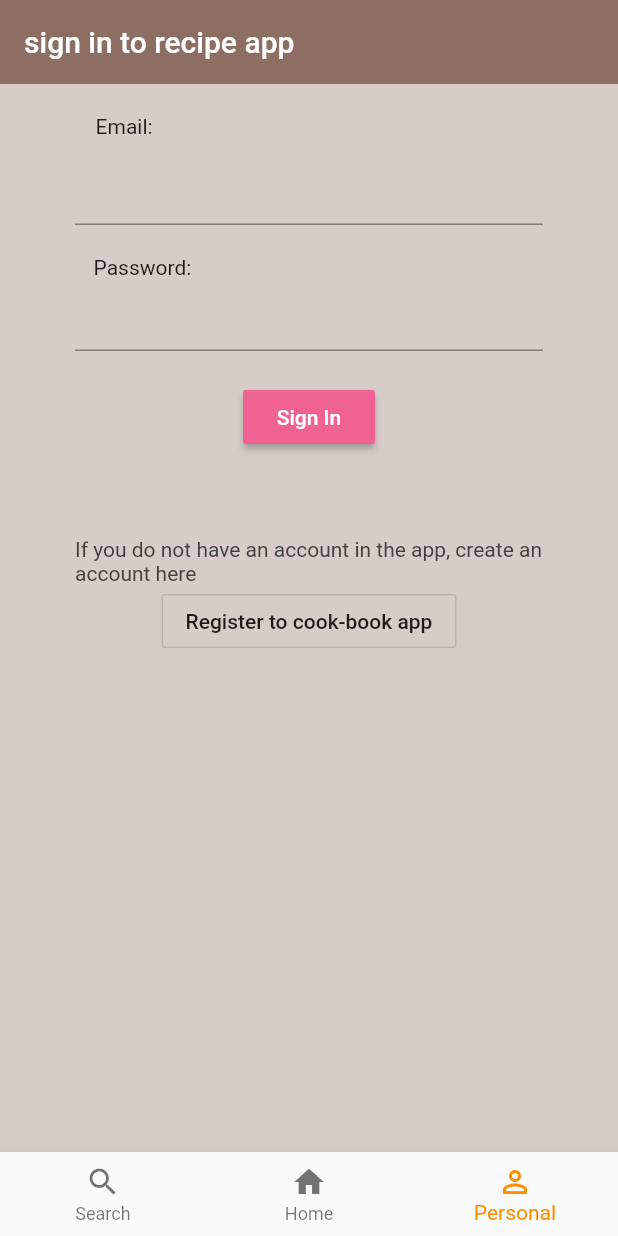
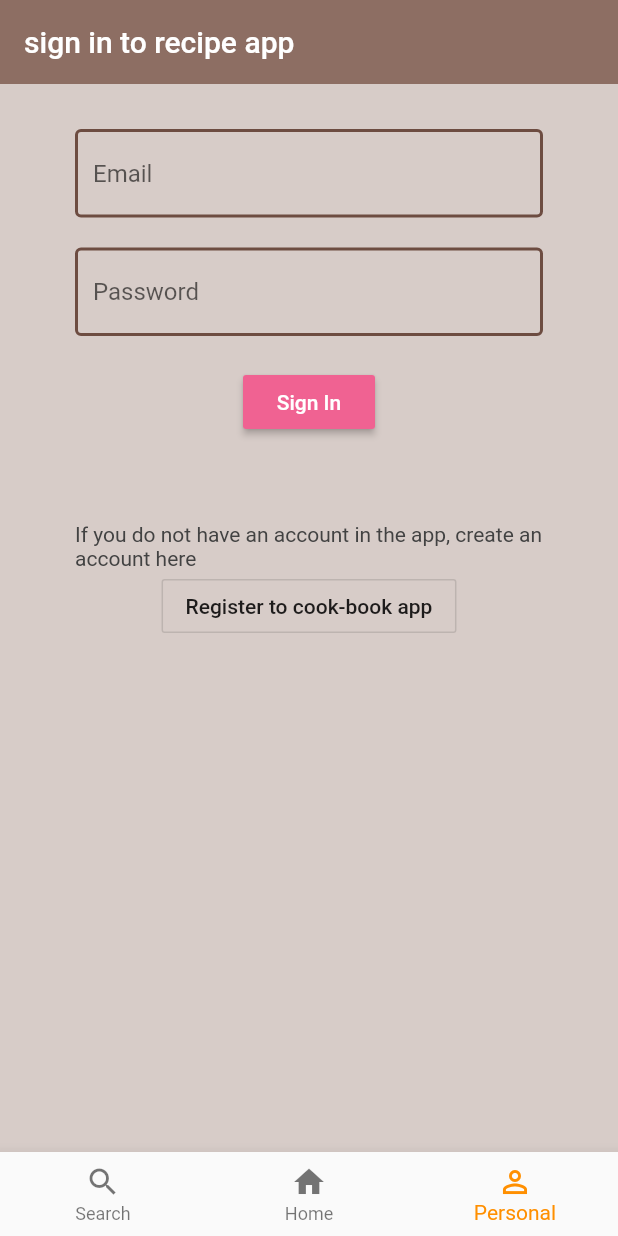
Before and after one commit to shirgoldberger/recipes_app, a Flutter app: the screen it shows after launch, item 3 of the bottom bar chosen, on a phone screen of 412 x 824 dp. Run offline on Flutter 3.47's test engine with Material 2 defaults, Android fonts, the phone set to English and light mode, and no system bars; our stand-ins replace cloud_firestore, firebase_auth, flutter_spinkit; accounts and stored records are empty.

Commit message:
load page

```diff
--- a/lib/personal/sigh_in.dart
+++ b/lib/personal/sigh_in.dart
@@ -1,5 +1,6 @@
 import 'package:flutter/material.dart';
 import 'package:recipes_app/services/auth.dart';
+import 'package:recipes_app/shared_screen/loading.dart';
 
 class SignIn extends StatefulWidget {
   final Function toggleView;
@@ -12,13 +13,16 @@ class SignIn extends StatefulWidget {
 class _SignInState extends State<SignIn> {
   final AuthService _auth = AuthService();
   final _formKey = GlobalKey<FormState>();
+  bool loading = false;
   //text field state
   String email = '';
   String password = '';
   String error = '';
   @override
   Widget build(BuildContext context) {
-    return Scaffold(
+    return loading
+        ? Loading()
+        : Scaffold(
             backgroundColor: Colors.brown[100],
             appBar: AppBar(
               backgroundColor: Colors.brown[400],
@@ -31,20 +35,21 @@ class _SignInState extends State<SignIn> {
                   key: _formKey,
                   child: Column(
                     children: <Widget>[
-                Container(
-                  child: Align(
-                    alignment: Alignment(-0.9, -0.1),
-                    child: Text(
-                      'Email:',
-                      style: TextStyle(fontSize: 14.0),
-                    ),
-                  ),
-                ),
                       SizedBox(
                         height: 10.0,
                       ),
                       TextFormField(
-                  validator: (val) => val.isEmpty ? 'Enter an email' : null,
+                        decoration: InputDecoration(
+                          hintText: 'Email',
+                          enabledBorder: OutlineInputBorder(
+                              borderSide: BorderSide(
+                                  color: Colors.brown[600], width: 2.0)),
+                          focusedBorder: OutlineInputBorder(
+                              borderSide: BorderSide(
+                                  color: Colors.brown[600], width: 2.0)),
+                        ),
+                        validator: (val) =>
+                            val.isEmpty ? 'Enter an email' : null,
                         onChanged: (val) {
                           setState(() => email = val);
                         },
@@ -52,18 +57,19 @@ class _SignInState extends State<SignIn> {
                       SizedBox(
                         height: 20.0,
                       ),
-                Container(
-                  child: Align(
-                    alignment: Alignment(-0.9, -0.1),
-                    child: Text(
-                      'Password:',
-                      style: TextStyle(fontSize: 14.0),
+                      TextFormField(
+                        decoration: InputDecoration(
+                          hintText: 'Password',
+                          enabledBorder: OutlineInputBorder(
+                              borderSide: BorderSide(
+                                  color: Colors.brown[600], width: 2.0)),
+                          focusedBorder: OutlineInputBorder(
+                              borderSide: BorderSide(
+                                  color: Colors.brown[600], width: 2.0)),
                         ),
-                  ),
-                ),
-                TextFormField(
-                  validator: (val) =>
-                      val.length < 6 ? 'Enter a password 6+ chars long' : null,
+                        validator: (val) => val.length < 6
+                            ? 'Enter a password 6+ chars long'
+                            : null,
                         obscureText: true,
                         onChanged: (val) {
                           setState(() => password = val);
@@ -79,11 +85,17 @@ class _SignInState extends State<SignIn> {
                             style: TextStyle(color: Colors.white),
                           ),
                           onPressed: () async {
-                      //if passwors and email are null its enter to if
+                            //if passwors and email are null its enter to 'if'
                             if (_formKey.currentState.validate()) {
-                        dynamic result =
-                            await _auth.signInWithEnailAndPass(email, password);
+                              setState(() {
+                                loading = true;
+                              });
+                              dynamic result = await _auth
+                                  .signInWithEnailAndPass(email, password);
                               if (result == null) {
+                                setState(() {
+                                  loading = false;
+                                });
                                 setState(() {
                                   error =
                                       'Could not sign in - check your email and password again';
@@ -99,7 +111,8 @@ class _SignInState extends State<SignIn> {
                       SizedBox(height: 20.0),
                       Text(
                         'If you do not have an account in the app, create an account here',
-                  style: TextStyle(color: Colors.grey[800], fontSize: 14.0),
+                        style:
+                            TextStyle(color: Colors.grey[800], fontSize: 14.0),
                       ),
                       OutlineButton(
                         onPressed: () {
@@ -110,6 +123,7 @@ class _SignInState extends State<SignIn> {
                     ],
                   ),
                 )),
+            resizeToAvoidBottomPadding: false,
           );
   }
 }
--- /dev/null
+++ b/lib/services/database.dart
@@ -0,0 +1,6 @@
+import 'package:cloud_firestore/cloud_firestore.dart';
+
+class DataBaseService {
+  final CollectionReference recipeCollection =
+      Firestore.instance.collection('recipe');
+}
--- a/pubspec.yaml
+++ b/pubspec.yaml
@@ -31,6 +31,7 @@ dependencies:
   firebase_auth: ^0.14.0+5
   cloud_firestore: ^0.12.9+4
   provider: ^3.1.0
+  flutter_spinkit: ^4.0.0
 
 dev_dependencies:
   flutter_test:
```
Also changed, not shown: lib/noaTestToDelete/home.dart (deleted, +0 -60 lines), lib/personal/register.dart (+36 -25 lines), lib/shared_screen/loading.dart (added, +17 -0 lines), pubspec.lock. Lines whose indentation alone changed are shown as unchanged.
